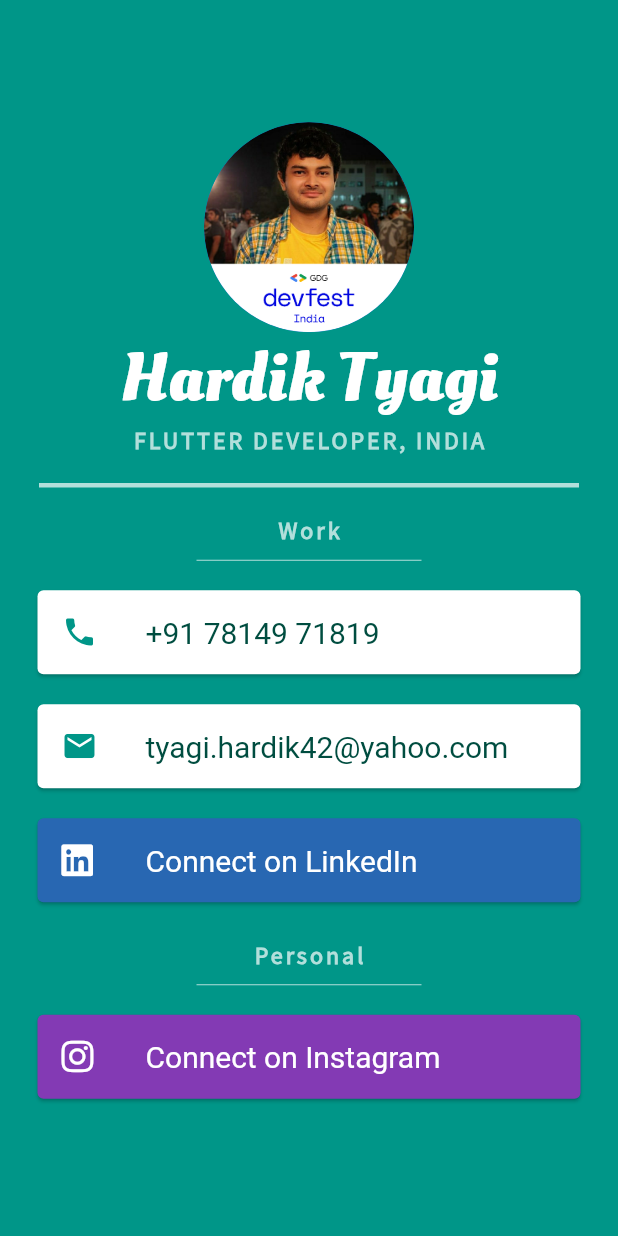
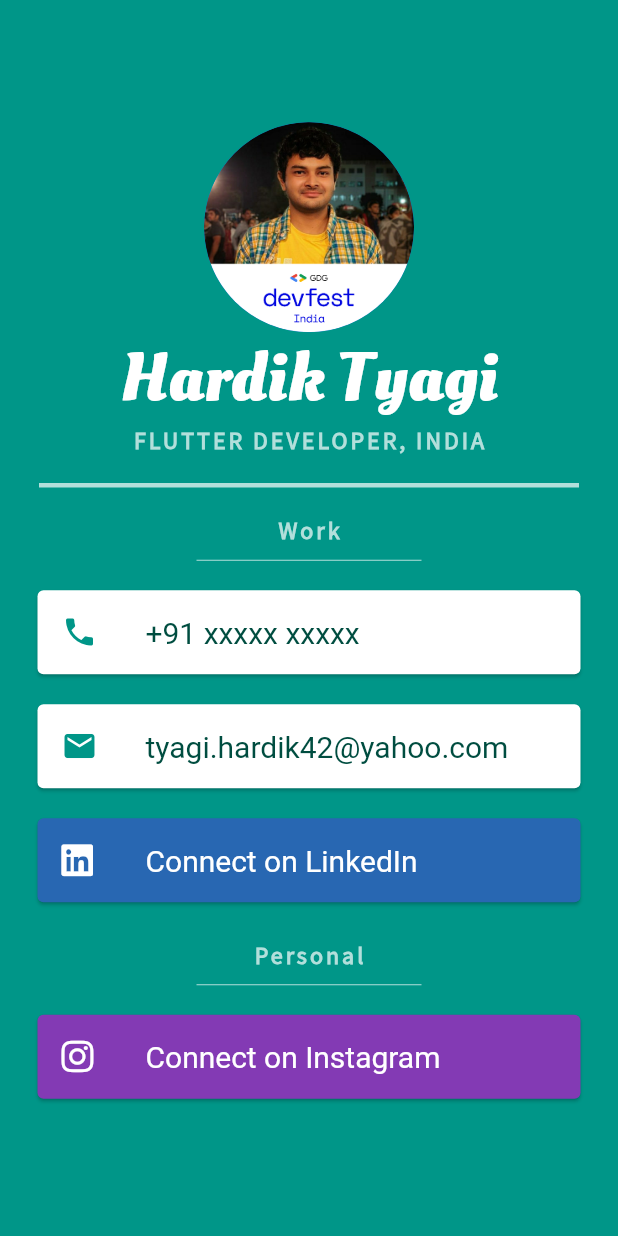
Before and after one commit to tyagihardik42/my_card, a Flutter app: the screen it shows after launch, on a phone screen of 412 x 824 dp. Run offline on Flutter 3.47's test engine with Material 2 defaults, Android fonts, the light colour scheme and no system bars; our stand-ins replace font_awesome_flutter; Roboto replaces fonts that are missing (SourceSansPro-Regular).

Commit message:
Update main.dart

```diff
--- a/lib/main.dart
+++ b/lib/main.dart
@@ -8,7 +8,7 @@ void main() {
 }
 
 _launchPhone() async {
-  const String phone_number = 'tel:+917814971819';
+  const String phone_number = 'tel:+91xxxxxxxxxx';
   if (await canLaunch(phone_number)) {
     await launch(phone_number);
   } else {
@@ -112,7 +112,7 @@ class MyApp extends StatelessWidget {
                       color: Colors.teal,
                     ),
                   title: Text(
-                      '+91 78149 71819',
+                      '+91 xxxxx xxxxx',
                       style: TextStyle(
                         color: Colors.teal.shade900,
                         fontSize: 20.0,
```
